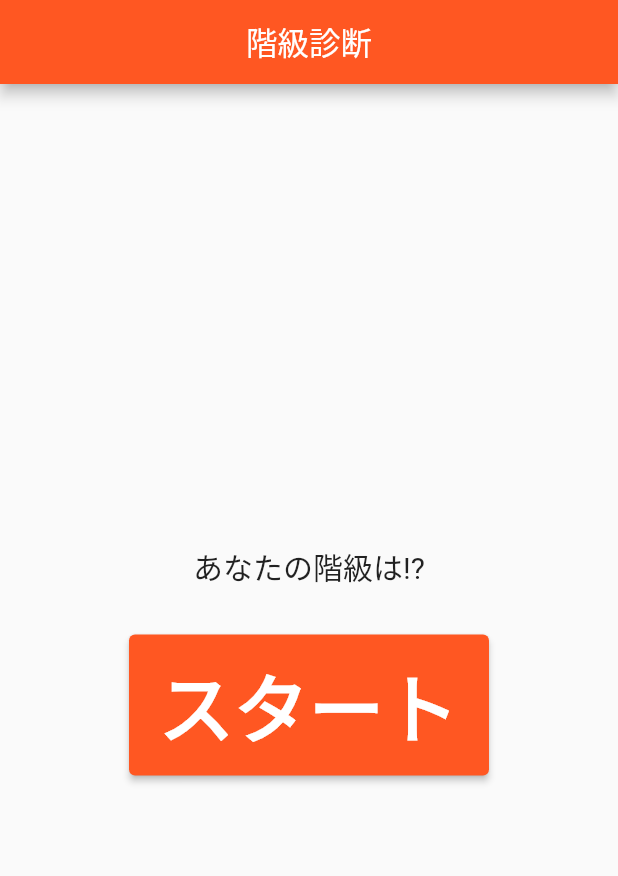
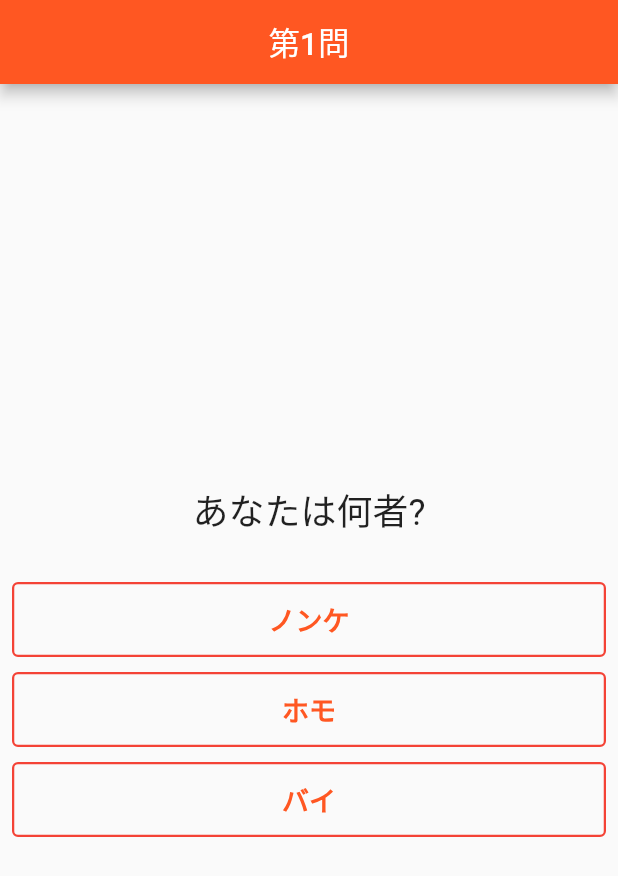
Before and after one commit to yutohino/kaikyu-shindan, a Flutter app: the screen it shows after launch, after a tap on "スタート", on a phone screen of 412 x 824 dp. Shown: the top 876 px of the screen. Run offline on Flutter 3.47's test engine with Material 2 defaults, Android fonts, the light colour scheme and no system bars.

Commit message:
第1問の画面を作成

```diff
--- /dev/null
+++ b/lib/first_question.dart
@@ -0,0 +1,96 @@
+// ignore_for_file: prefer_const_constructors
+
+import 'package:flutter/material.dart';
+import 'package:kaikyu_shindan/second_question.dart';
+
+class FirstQuestion extends StatelessWidget {
+  // TODO: 診断途中で、他の思いアプリをたくさん起動して戻った時どうなる？（ポイントとか）
+
+  @override
+  Widget build(BuildContext context) {
+    return Scaffold(
+      appBar: AppBar(
+        centerTitle: true,
+        automaticallyImplyLeading: false,
+        title: Text('第1問'),
+      ),
+      body: Container(
+        padding: EdgeInsets.all(8),
+        child: Center(
+          child: Column(
+            mainAxisAlignment: MainAxisAlignment.center,
+            children: [
+              Text('あなたは何者?',
+                  style: TextStyle(fontSize: 24, color: Colors.black87)),
+              SizedBox(height: 30),
+              Column(
+                mainAxisAlignment: MainAxisAlignment.center,
+                children: [
+                  OutlinedButton(
+                    onPressed: () {
+                      // ノンケ:1pt
+                      Navigator.push(
+                          context,
+                          MaterialPageRoute(
+                              builder: (context) => SecondQuestion(1)));
+                    },
+                    style: OutlinedButton.styleFrom(
+                      minimumSize: Size.fromHeight(50.0),
+                      side: BorderSide(
+                        color: Colors.red, //枠線の色
+                        width: 1.5,
+                      ),
+                    ),
+                    child: Text('ノンケ',
+                        style: TextStyle(
+                            fontSize: 18, fontWeight: FontWeight.bold)),
+                  ),
+                  SizedBox(height: 10),
+                  OutlinedButton(
+                    onPressed: () {
+                      // ホモ:2pt
+                      Navigator.push(
+                          context,
+                          MaterialPageRoute(
+                              builder: (context) => SecondQuestion(2)));
+                    },
+                    style: OutlinedButton.styleFrom(
+                      minimumSize: Size.fromHeight(50.0),
+                      side: BorderSide(
+                        color: Colors.red, //枠線の色
+                        width: 1.5,
+                      ),
+                    ),
+                    child: Text('ホモ',
+                        style: TextStyle(
+                            fontSize: 18, fontWeight: FontWeight.bold)),
+                  ),
+                  SizedBox(height: 10),
+                  OutlinedButton(
+                    onPressed: () {
+                      // バイ:3pt
+                      Navigator.push(
+                          context,
+                          MaterialPageRoute(
+                              builder: (context) => SecondQuestion(3)));
+                    },
+                    style: OutlinedButton.styleFrom(
+                      minimumSize: Size.fromHeight(50.0),
+                      side: BorderSide(
+                        color: Colors.red, //枠線の色
+                        width: 1.5,
+                      ),
+                    ),
+                    child: Text('バイ',
+                        style: TextStyle(
+                            fontSize: 18, fontWeight: FontWeight.bold)),
+                  ),
+                ],
+              )
+            ],
+          ),
+        ),
+      ),
+    );
+  }
+}
--- a/lib/home.dart
+++ b/lib/home.dart
@@ -1,20 +1,24 @@
 // ignore_for_file: prefer_const_constructors
 
+import 'package:flutter/cupertino.dart';
 import 'package:flutter/material.dart';
+import 'package:kaikyu_shindan/first_question.dart';
 
 class Home extends StatelessWidget {
   @override
   Widget build(BuildContext context) {
     return Scaffold(
       appBar: AppBar(
-        title: Center(child: Text('階級診断')),
+        centerTitle: true,
+        title: Text('階級診断'),
       ),
       body: Center(
         child: Column(
           mainAxisAlignment: MainAxisAlignment.center,
           children: [
             Text(
-              'あなたの階級は!?',
+              'あなたの階級は!?\n今こそ見せる時!!\n烈火の如く燃え上がるこの熱き魂を!!!',
+              textAlign: TextAlign.center,
               style: TextStyle(
                 fontSize: 20,
               ),
@@ -22,7 +26,8 @@ class Home extends StatelessWidget {
             SizedBox(height: 30),
             ElevatedButton(
               onPressed: () {
-                // TODO: 3択質問の画面に遷移
+                Navigator.push(context,
+                    MaterialPageRoute(builder: (context) => FirstQuestion()));
               },
               style: ElevatedButton.styleFrom(
                   padding: EdgeInsetsDirectional.fromSTEB(20, 10, 20, 10)),
--- /dev/null
+++ b/lib/name_and_result.dart
@@ -0,0 +1 @@
+// ignore_for_file: prefer_const_constructors
--- /dev/null
+++ b/lib/result.dart
@@ -0,0 +1 @@
+// ignore_for_file: prefer_const_constructors
```
Also changed, not shown: lib/second_question.dart (added, +98 -0 lines).
